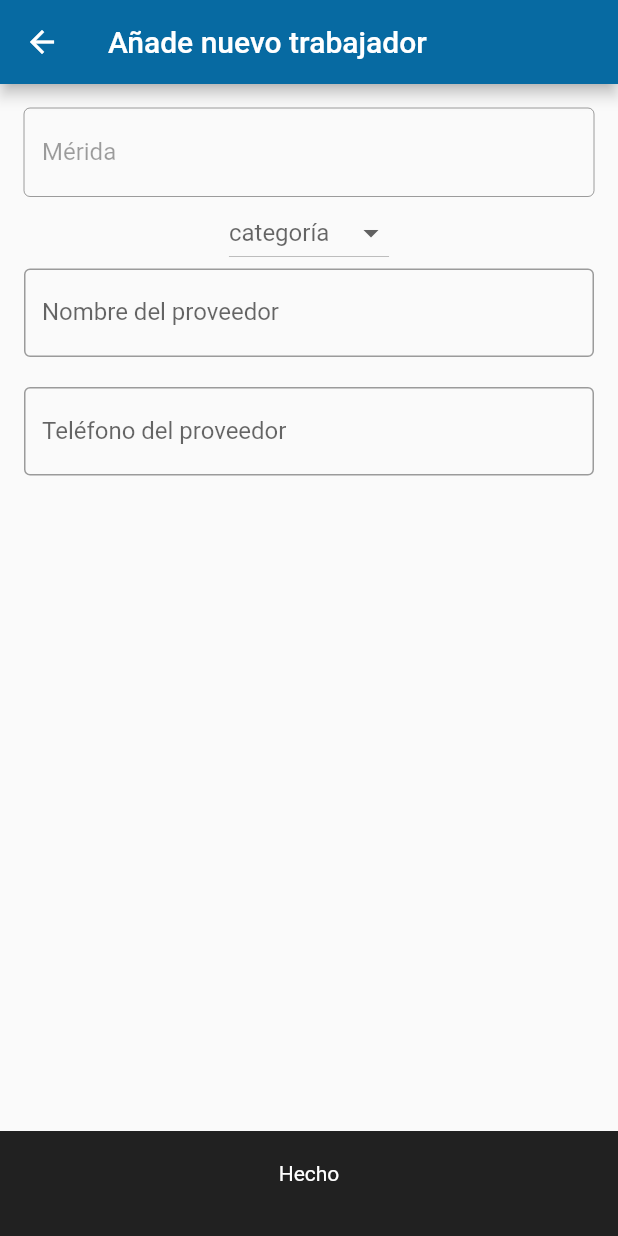
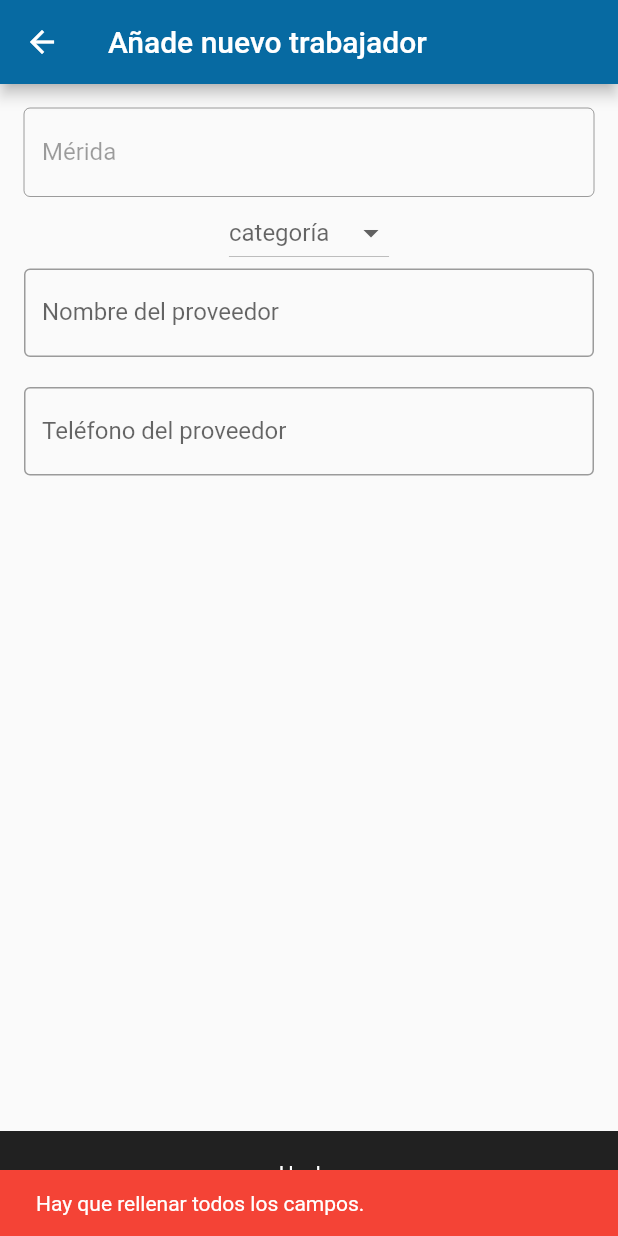
Before and after one commit to tomasbaran/gapi, a Flutter app: the AddProviderScreen screen opened directly, after a tap on "Hecho", on a phone screen of 412 x 824 dp. Run offline on Flutter 3.47's test engine with Material 2 defaults, Android fonts, the phone set to English and light mode, and no system bars.

Commit message:
Handle form errors.

```diff
--- a/lib/screens/add_provider_screen.dart
+++ b/lib/screens/add_provider_screen.dart
@@ -1,6 +1,7 @@
 import 'package:flutter/material.dart';
 import 'package:gapi/constants.dart';
 import 'package:gapi/widgets/bottom_black_button.dart';
+import 'package:flutter/services.dart';
 
 class AddProviderScreen extends StatefulWidget {
   AddProviderScreen({Key? key}) : super(key: key);
@@ -10,11 +11,10 @@ class AddProviderScreen extends StatefulWidget {
 }
 
 class _AddProviderScreenState extends State<AddProviderScreen> {
-  String? _dropdownValue;
+  String? categoryValue;
 
-  String category = 'unknown';
-  String providerName = 'unknown';
-  String providerPhone = 'unknown';
+  String? providerName;
+  String? providerPhone;
   String providerLocation = 'Merida';
 
   @override
@@ -41,7 +41,7 @@ class _AddProviderScreenState extends State<AddProviderScreen> {
                 ),
                 DropdownButton(
                   hint: const Text('categoría'),
-                  value: _dropdownValue,
+                  value: categoryValue,
                   items: List.generate(
                     categories.length,
                     (index) => DropdownMenuItem(
@@ -51,8 +51,7 @@ class _AddProviderScreenState extends State<AddProviderScreen> {
                   ),
                   onChanged: (newValue) {
                     setState(() {
-                      _dropdownValue = newValue;
-                      print('dropdownValue: $_dropdownValue');
+                      categoryValue = newValue;
                     });
                   },
                 ),
@@ -73,7 +72,9 @@ class _AddProviderScreenState extends State<AddProviderScreen> {
                       prefixText: '+52 ',
                       hintText: '999 123 45 67',
                     ),
-                ),
+                    inputFormatters: [
+                      LengthLimitingTextInputFormatter(10),
+                    ]),
                 SizedBox(height: 20),
               ],
             ),
@@ -81,10 +82,28 @@ class _AddProviderScreenState extends State<AddProviderScreen> {
           BottomBlackButton(
             title: 'Hecho',
             onTap: () {
-              print('category: $category');
+              if (categoryValue == null || providerName == null || providerPhone == null) {
+                ScaffoldMessenger.of(context).showSnackBar(
+                  const SnackBar(
+                    duration: Duration(seconds: 1),
+                    content: Text('Hay que rellenar todos los campos.'),
+                    backgroundColor: Colors.red,
+                  ),
+                );
+              } else {
+                print('category: $categoryValue');
                 print('providersName: $providerName');
                 print('providersPhone: $providerPhone');
                 print('providersLocation: $providerLocation');
+                Navigator.of(context).pop();
+                ScaffoldMessenger.of(context).showSnackBar(
+                  SnackBar(
+                    duration: Duration(seconds: 1),
+                    content: Text('$providerName ha sido añadido.'),
+                    backgroundColor: Colors.green,
+                  ),
+                );
+              }
 
               return;
             },
```
Lines whose indentation alone changed are shown as unchanged.
